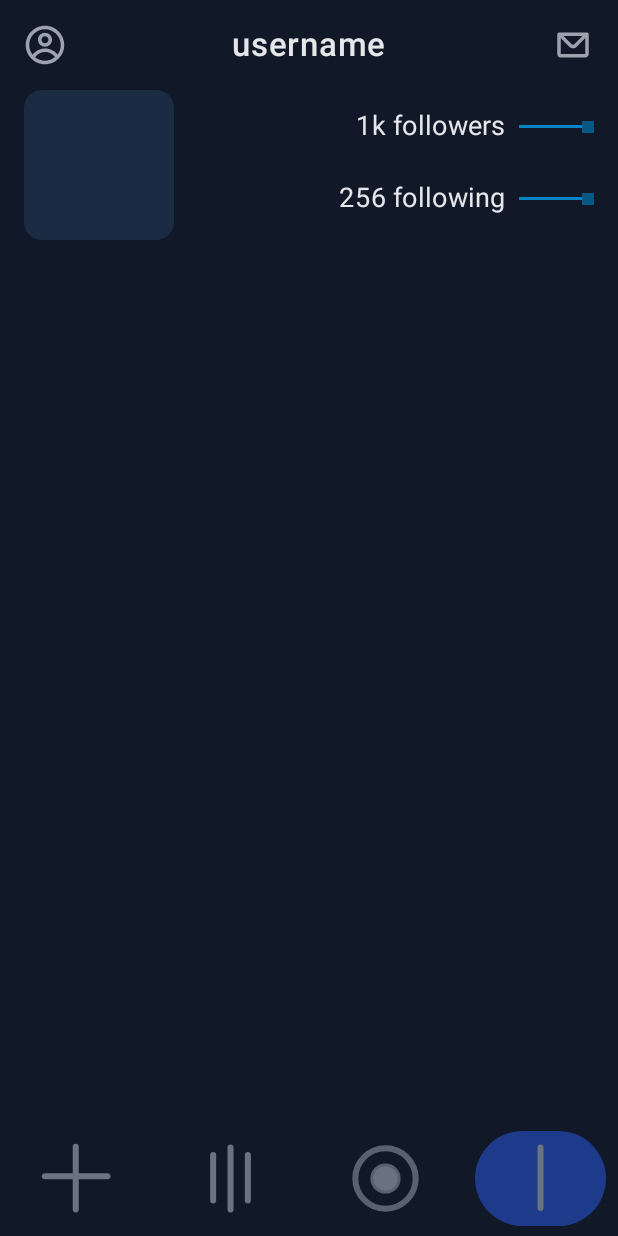
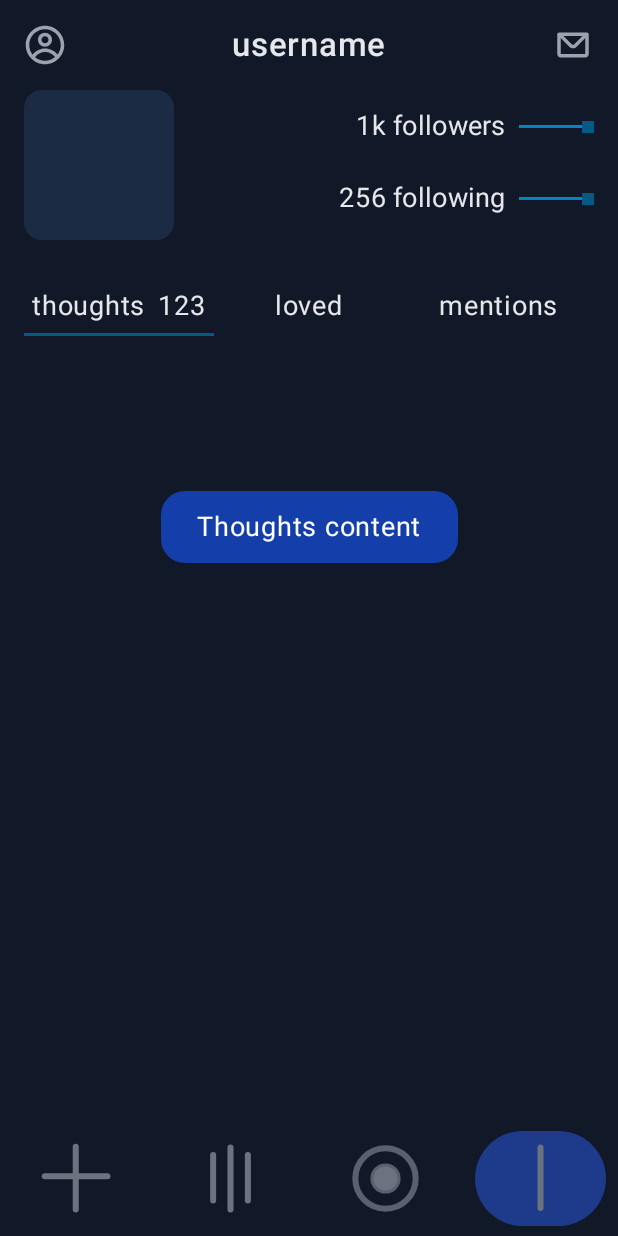
Before and after one commit to thodea/thodea-android, an Android app built with Jetpack Compose: the screen it shows after launch (MainActivity), on a phone screen of 412 x 824 dp. Run offline under Robolectric (Android 15) with nearby library versions, the phone set to English and light mode, and no system bars; our stand-ins replace navigation-ui.

Commit message:
[PROFILE] Added 3rd UI row + 3 navigation tabs + 3 corresponding nav pages

```diff
--- a/app/src/main/java/com/example/thodea/ui/composables/tabs/Profile.kt
+++ b/app/src/main/java/com/example/thodea/ui/composables/tabs/Profile.kt
@@ -11,6 +11,7 @@ import androidx.compose.foundation.layout.aspectRatio
 import androidx.compose.foundation.layout.fillMaxSize
 import androidx.compose.foundation.layout.fillMaxWidth
 import androidx.compose.foundation.layout.height
+import androidx.compose.foundation.layout.heightIn
 import androidx.compose.foundation.layout.padding
 import androidx.compose.foundation.layout.size
 import androidx.compose.foundation.layout.width
@@ -23,12 +24,16 @@ import androidx.compose.material3.Scaffold
 import androidx.compose.material3.Text
 import androidx.compose.runtime.Composable
 import androidx.compose.runtime.remember
+import androidx.compose.runtime.getValue
+import androidx.compose.runtime.mutableStateOf
+import androidx.compose.runtime.setValue
 import androidx.compose.ui.Alignment
 import androidx.compose.ui.Modifier
 import androidx.compose.ui.draw.clip
 import androidx.compose.ui.graphics.Color
 import androidx.compose.ui.graphics.RectangleShape
-import androidx.compose.ui.platform.LocalConfiguration
+import androidx.compose.ui.platform.LocalDensity
+import androidx.compose.ui.platform.LocalWindowInfo
 import androidx.compose.ui.res.painterResource
 import androidx.compose.ui.text.font.FontWeight
 import androidx.compose.ui.tooling.preview.Preview
@@ -51,6 +56,8 @@ val profileInfo = ProfileInfo(followers = 1200, following = 256)
 
 @Composable
 fun ProfileScreen() {
+    var selectedTab by remember { mutableStateOf("thoughts") }
+
     Scaffold(
         containerColor = Color(0xFF111827) // Dark background (#111827)
     ) { paddingValues ->
@@ -60,6 +67,8 @@ fun ProfileScreen() {
                 .padding(paddingValues)
         ) {
             FirstRowLayout(
+                selectedTab = selectedTab,
+                onSelectTab = { tab -> selectedTab = tab },
                 profileInfo = profileInfo,
                 onFollowersClick = {
                     // Handle followers click
@@ -77,10 +86,13 @@ fun ProfileScreen() {
 
 @Composable
 fun FirstRowLayout(
+    selectedTab: String,
+    onSelectTab: (String) -> Unit,
     profileInfo: ProfileInfo?,
     onFollowersClick: () -> Unit,
     onFollowingClick: () -> Unit
 ) {
+
     Column(
         modifier = Modifier
             .fillMaxWidth()
@@ -181,6 +193,44 @@ fun FirstRowLayout(
                 Spacer(modifier = Modifier.height(8.dp))
             }
         }
+
+        Row(
+            modifier = Modifier
+                .padding(top = 16.dp)
+                .fillMaxWidth()
+                .height(100.dp)
+        ) {
+            ProfileNavScreen(
+                selectedTab = selectedTab,
+                onSelectTab = onSelectTab)
+        }
+
+        // Display section based on selected tab
+        Box(
+            modifier = Modifier
+                .fillMaxWidth()
+                .height(150.dp),
+            contentAlignment = Alignment.Center
+        ) {
+            val (bgColor, label) = when (selectedTab) {
+                "thoughts" -> Pair(Color(0xFF143FAB), "Thoughts content")     // Blue-600
+                "loved" -> Pair(Color(0xFF3A0E77), "Loved content")           // Pink-500
+                "mentioned" -> Pair(Color(0xFF094430), "Mentioned content")   // Emerald-500
+                else -> Pair(Color.Gray, "")
+            }
+
+            Box(
+                modifier = Modifier
+                    .background(bgColor, shape = RoundedCornerShape(16.dp))
+                    .padding(horizontal = 24.dp, vertical = 12.dp)
+            ) {
+                Text(
+                    text = label,
+                    fontSize = 18.sp,
+                    color = Color.White
+                )
+            }
+        }
     }
 }
 
@@ -193,21 +243,24 @@ fun ProfileStatRow(
     enabled: Boolean,
     onClick: () -> Unit
 ) {
-    val configuration = LocalConfiguration.current
-    val screenWidth = configuration.screenWidthDp.dp
+    val windowInfo = LocalWindowInfo.current
+    val density = LocalDensity.current
 
-    // Calculate width based on screen size (25.dp min, 100.dp max)
-    val dividerWidth = remember(screenWidth) {
-        // You can adjust these ratios as needed
-        if (screenWidth < 360.dp) { // Small screen
-            25.dp
-        } else if (screenWidth < 480.dp) { // Medium screen
-            50.dp
-        } else { // Large screen
-            100.dp
+    // Convert containerSize width (in px) to dp
+    val screenWidthDp = remember(windowInfo) {
+        with(density) {
+            windowInfo.containerSize.width.toDp()
         }
     }
 
+    // Calculate width based on actual window size
+    val dividerWidth = remember(screenWidthDp) {
+        when {
+            screenWidthDp < 360.dp -> 25.dp // Small screen
+            screenWidthDp < 480.dp -> 50.dp // Medium screen
+            else -> 100.dp // Large screen
+        }
+    }
     val interactionModifier = if (enabled) {
         Modifier.clickable { onClick() }
     } else {
@@ -286,6 +339,125 @@ fun formatNumber(num: Int): String {
     }
 }
 
+@Composable
+fun ProfileNavScreen(selectedTab: String,
+                     onSelectTab: (String) -> Unit,) {
+    // State for currently selected tab
+
+    // Example profile info
+    val profileInfo = mapOf("thoughts" to 123, "loved" to 45, "mentioned" to 10)
+
+    // Optional: Example flag for top margin
+    val bioInfo = true
+
+    // Pass all props into ProfileTabs
+    ProfileTabs(
+        bioInfo = bioInfo,
+        profileInfo = profileInfo,
+        selectedTab = selectedTab,
+        onSelectTab = onSelectTab
+    )
+}
+
+@Composable
+fun ProfileTabs(
+    bioInfo: Boolean,
+    profileInfo: Map<String, Any>,
+    selectedTab: String,
+    onSelectTab: (String) -> Unit
+) {
+    val modifier = if (bioInfo) Modifier.padding(top = 8.dp) else Modifier.padding(top = 16.dp)
+
+    Row(
+        modifier = modifier
+            .fillMaxWidth()
+            .heightIn(max = 50.dp),
+        horizontalArrangement = Arrangement.SpaceBetween,
+        verticalAlignment = Alignment.CenterVertically
+    ) {
+        TabItem(
+            modifier = Modifier.weight(1f),
+            label = "thoughts",
+            count = profileInfo["thoughts"]?.toString(),
+            isSelected = selectedTab == "thoughts",
+            onClick = { onSelectTab("thoughts") }
+        )
+        TabItem(
+            modifier = Modifier.weight(1f),
+            label = "loved",
+            isSelected = selectedTab == "loved",
+            onClick = { onSelectTab("loved") }
+        )
+        TabItem(
+            modifier = Modifier.weight(1f),
+            label = "mentions",
+            isSelected = selectedTab == "mentioned",
+            onClick = { onSelectTab("mentioned") }
+        )
+    }
+}
+
+@Composable
+fun TabItem(
+    modifier: Modifier = Modifier,
+    label: String,
+    count: String? = null,
+    isSelected: Boolean,
+    onClick: () -> Unit
+) {
+
+    Box(
+        modifier = modifier
+            .clickable { onClick() }
+    ) {
+        Column(
+            modifier = Modifier
+                .fillMaxWidth()
+                .padding(vertical = 8.dp)
+                .align(Alignment.Center),
+            horizontalAlignment = Alignment.CenterHorizontally,
+            verticalArrangement = Arrangement.Center
+        ) {
+            if (count != null) {
+                Row(
+                    verticalAlignment = Alignment.CenterVertically,
+                    horizontalArrangement = Arrangement.Center
+                ) {
+                    Text(
+                        text = label,
+                        fontSize = 18.sp,
+                        color = Color(229, 231, 235)
+                    )
+                    Spacer(modifier = Modifier.width(8.dp))
+                    Text(
+                        text = count.let { formatNumber(it.toInt()) },
+                        fontSize = 18.sp,
+                        color = Color(229, 231, 235)
+                    )
+                }
+            } else {
+                Text(
+                    text = label,
+                    fontSize = 18.sp,
+                    color = Color(229, 231, 235)
+                )
+            }
+        }
+
+        // Bottom border (2dp thick)
+        if (isSelected) {
+            HorizontalDivider(
+                thickness = 2.dp,
+                modifier = Modifier
+                    .align(Alignment.BottomCenter)
+                    .fillMaxWidth()
+                    .height(2.dp),
+                color = Color(7, 89, 133) // Sky-400
+            )
+        }
+    }
+}
+
 // Data class for profile info
 data class ProfileInfo(
     val followers: Int,
```
